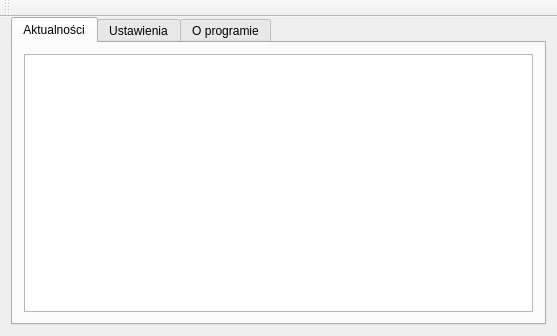
Old version of the form ui/mainwindow.ui in the repository poxip/qcodedesk.
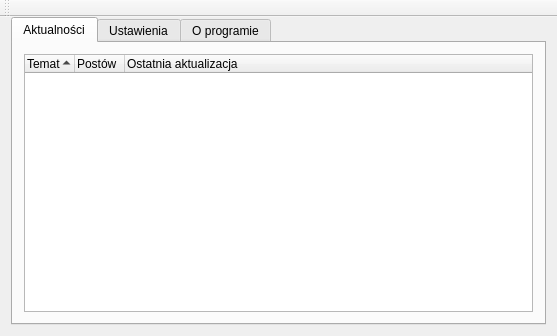
New version of the form. The open tabs and pages were chosen to show the change. Icons and pictures are not drawn.

What changed in the file:
```diff
--- a/ui/mainwindow.ui
+++ b/ui/mainwindow.ui
@@ -82,7 +82,7 @@
              <bool>false</bool>
             </property>
             <attribute name="headerVisible">
-             <bool>false</bool>
+             <bool>true</bool>
             </attribute>
             <attribute name="headerCascadingSectionResizes">
              <bool>false</bool>
```
Left out of the diff: 2 changed lines with no effect on the pictures.
